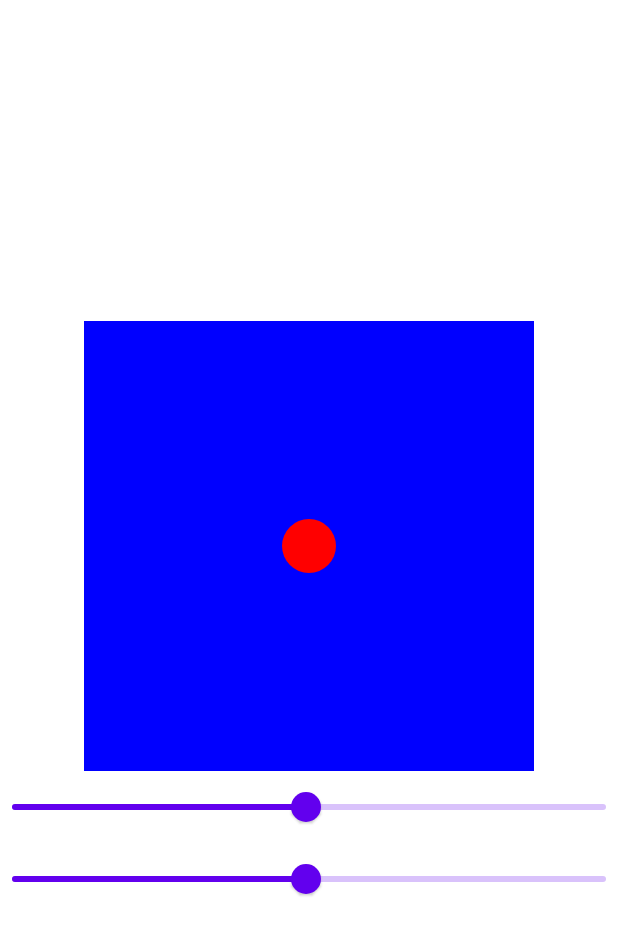
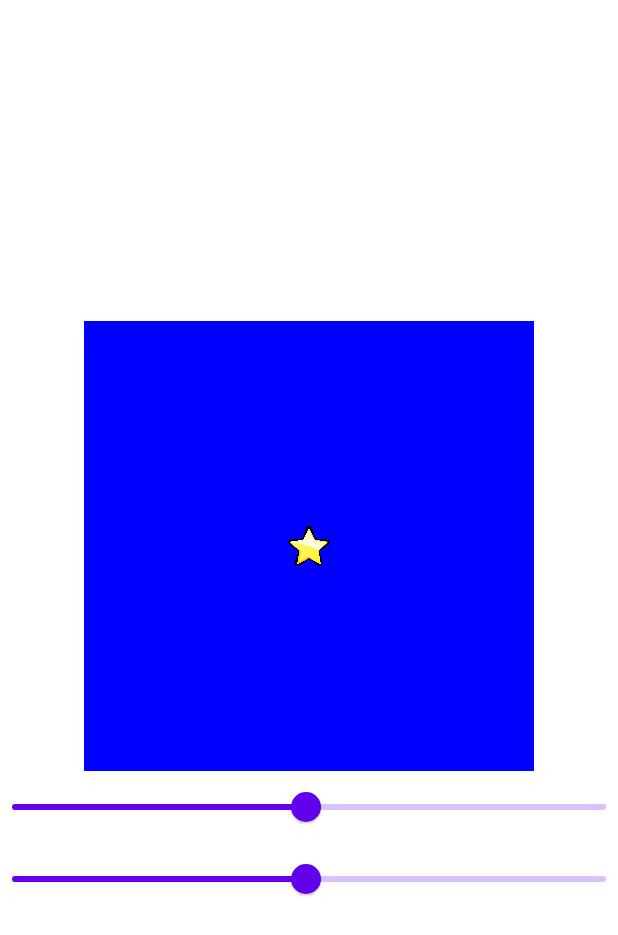
Before and after one commit to sagar-jh/coordplot, an Android app built with Jetpack Compose: the screen it shows after launch (MainActivity), on a phone screen of 412 x 824 dp. Shown: the top 935 px of the screen. Run offline under Robolectric (Android 15) with nearby library versions, the phone set to English and light mode, and no system bars.

Commit message:
Adding the Star Image on Mapper

```diff
--- a/app/src/main/java/com/kodeco/android/coordplot/MainActivity.kt
+++ b/app/src/main/java/com/kodeco/android/coordplot/MainActivity.kt
@@ -3,6 +3,7 @@ package com.kodeco.android.coordplot
 import android.os.Bundle
 import androidx.activity.ComponentActivity
 import androidx.activity.compose.setContent
+import androidx.compose.foundation.Image
 import androidx.compose.foundation.background
 import androidx.compose.foundation.layout.Arrangement
 import androidx.compose.foundation.layout.Box
@@ -21,6 +22,8 @@ import androidx.compose.ui.Alignment
 import androidx.compose.ui.Modifier
 import androidx.compose.ui.draw.clip
 import androidx.compose.ui.graphics.Color
+import androidx.compose.ui.res.painterResource
+import androidx.compose.ui.res.stringResource
 import androidx.compose.ui.tooling.preview.Preview
 import androidx.compose.ui.unit.dp
 import com.kodeco.android.coordplot.ui.theme.MyApplicationTheme
@@ -48,7 +51,10 @@ fun PlotSurface() {
             horizontalAlignment = Alignment.CenterHorizontally,
             verticalArrangement = Arrangement.Center
         ) {
-            Box(Modifier.background(Color.Blue).size(300.dp)){
+            Box(
+                Modifier
+                    .background(Color.Blue)
+                    .size(300.dp)){
                 Map(xPercent,yPercent)
             }
 
@@ -83,13 +89,12 @@ fun PlotSurfacePreview() {
 
 @Composable
 fun Map(xPercent: Float, yPercent: Float, modifier: Modifier = Modifier) {
-    Box(
+
+    Image(painter = painterResource(id = R.drawable.star),
+        contentDescription = stringResource(R.string.star_image),
         modifier
             .size(36.dp)
-            .offset((xPercent * 300 - 18).dp, (yPercent * 300 - 18).dp)
-            .clip(shape = CircleShape)
-            .background(Color.Red)
-    )
+            .offset((xPercent * 300 - 18).dp, (yPercent * 300 - 18).dp))
 }
 
 @Preview(showBackground = true)
--- a/app/src/main/res/values/strings.xml
+++ b/app/src/main/res/values/strings.xml
@@ -1,3 +1,4 @@
 <resources>
     <string name="app_name">My Application</string>
+    <string name="star_image">Star Image</string>
 </resources>
```
Also changed, not shown: app/src/main/res/drawable-mdpi/star.png (added).
